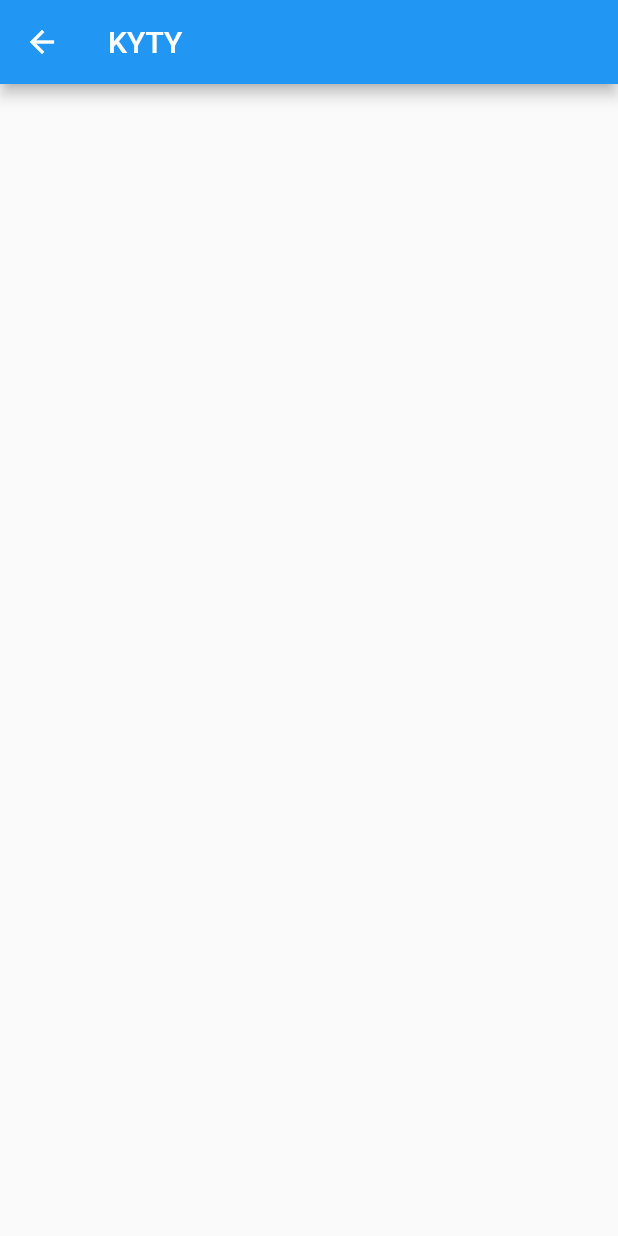
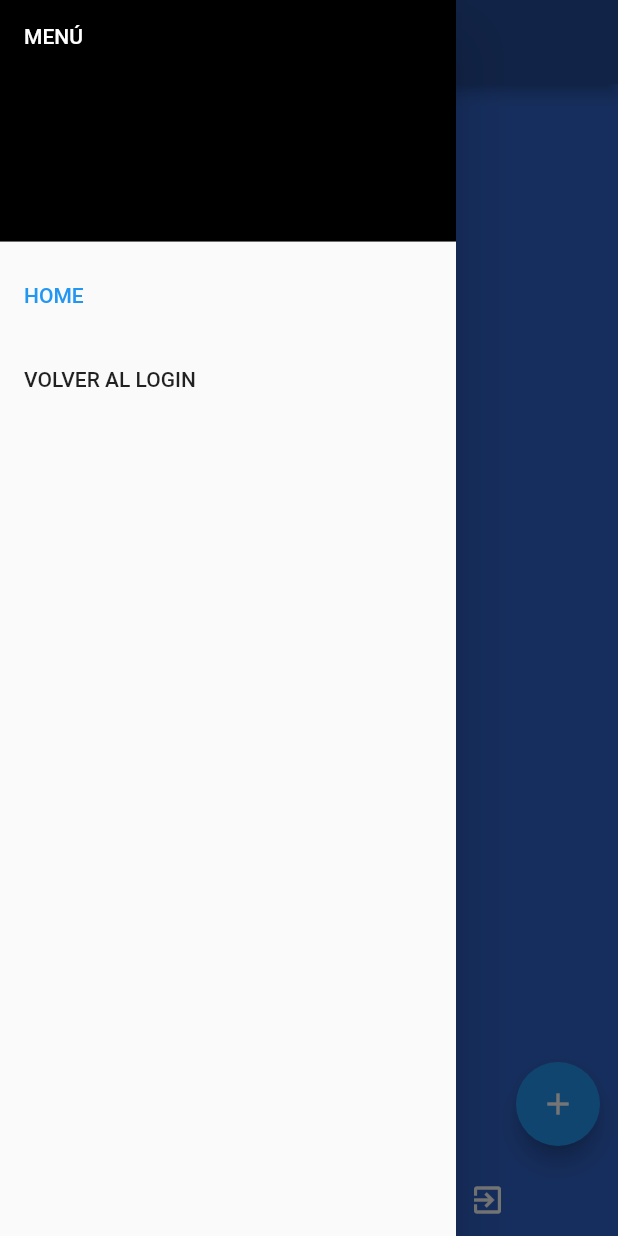
Before and after one commit to marcomar31/kyty, a Flutter app: the HomeView screen opened by its route, with the side drawer open (before the commit the screen has no drawer), on a phone screen of 412 x 824 dp. Run offline on Flutter 3.47's test engine with Material 2 defaults, Android fonts, the phone set to English and light mode, and no system bars; our stand-ins replace cloud_firestore, firebase_auth, firebase_core, geolocator, shared_preferences; accounts and stored records are empty; generated files the repository leaves out were written again.

Commit message:
Commit 9: Muchos más avances

```diff
--- /dev/null
+++ b/lib/Custom/BottomMenu.dart
@@ -0,0 +1,24 @@
+import 'package:flutter/material.dart';
+
+
+class BottomMenu extends StatelessWidget{
+
+  Function(int indice)? onBotonesClicked;
+
+  BottomMenu({Key? key,required this.onBotonesClicked
+  }) : super(key: key);
+
+  @override
+  Widget build(BuildContext context) {
+    // TODO: implement build
+    //throw UnimplementedError();
+    return Row(
+        mainAxisAlignment: MainAxisAlignment.spaceEvenly,
+        children: [
+          TextButton(onPressed: () => onBotonesClicked!(0), child: Icon(Icons.list, color: Colors.white,)),
+          TextButton(onPressed: () => onBotonesClicked!(1), child: Icon(Icons.grid_view, color: Colors.white,)),
+          TextButton(onPressed: () => onBotonesClicked!(2), child: Icon(Icons.exit_to_app, color: Colors.white,))
+        ]
+    );
+  }
+}
--- /dev/null
+++ b/lib/Custom/DrawerClass.dart
@@ -0,0 +1,44 @@
+import 'package:flutter/material.dart';
+
+class DrawerClass extends StatelessWidget{
+
+  Function(int indice)? onItemTap;
+
+  DrawerClass({Key? key,required this.onItemTap
+  }) : super(key: key);
+
+  @override
+  Widget build(BuildContext context) {
+    return Drawer(
+      child: ListView(
+        padding: EdgeInsets.zero,
+        children: [
+          const DrawerHeader(
+            decoration: BoxDecoration(
+              color: Colors.black,
+            ),
+            child: Text(
+                style: TextStyle(color: Colors.white),
+                'MENÚ'
+            ),
+          ),
+          ListTile(
+            selectedColor: Colors.blue,
+            selected: true,
+            title: const Text('HOME'),
+            onTap: () {
+              onItemTap!(0);
+            },
+          ),
+          ListTile(
+            title: const Text('VOLVER AL LOGIN'),
+            onTap: () {
+              onItemTap!(1);
+            },
+          ),
+        ],
+      ),
+    );
+  }
+
+}
--- /dev/null
+++ b/lib/Custom/PostGridCellView.dart
@@ -0,0 +1,42 @@
+import 'package:flutter/material.dart';
+
+import '../FirestoreObjects/FbPost.dart';
+
+class PostGridCellView extends StatelessWidget {
+
+  final List<FbPost> post;
+  final int iPosicion;
+  final Function (int indice)? onItemListaClickedFunction;
+
+  const PostGridCellView({
+    super.key,
+    required this.post,
+    required this.iPosicion,
+    required this.onItemListaClickedFunction
+  });
+
+  @override
+  Widget build(BuildContext context) {
+    return GridView.builder(
+      gridDelegate: const SliverGridDelegateWithFixedCrossAxisCount(
+        crossAxisCount: 4,
+        mainAxisSpacing: 8.0,
+        crossAxisSpacing: 8.0,
+      ),
+      padding: EdgeInsets.all(8.0),
+      itemCount: post.length,
+      itemBuilder: (BuildContext context, int index) {
+        return InkWell(child:
+          Container(child:
+            Center(child:
+              Text(post[index].titulo),
+            ),
+            color: Colors.blue,),
+          onTap: () {
+            onItemListaClickedFunction!(index);
+          },
+        );
+      },
+    );
+  }
+}
--- a/lib/Main/HomeView.dart
+++ b/lib/Main/HomeView.dart
@@ -1,8 +1,17 @@
+import 'dart:io';
+
 import 'package:cloud_firestore/cloud_firestore.dart';
 import 'package:firebase_auth/firebase_auth.dart';
 import 'package:flutter/material.dart';
+import 'package:geolocator/geolocator.dart';
+import 'package:kyty/Custom/DrawerClass.dart';
 import 'package:kyty/Custom/PostCellView.dart';
+import 'package:kyty/Custom/PostGridCellView.dart';
 import 'package:kyty/FirestoreObjects/FbPost.dart';
+import 'package:kyty/Singletone/DataHolder.dart';
+
+import '../Custom/BottomMenu.dart';
+import '../OnBoarding/LoginView.dart';
 
 class HomeView extends StatefulWidget {
   @override
@@ -12,11 +21,37 @@ class HomeView extends StatefulWidget {
 class _HomeViewState extends State<HomeView> {
   FirebaseFirestore db = FirebaseFirestore.instance;
   final List<FbPost> posts = [];
+  bool blIsList = false;
+  late BottomMenu bottomMenu;
 
-  @override
-  void initState() {
-    descargarPosts();
-    super.initState();
+  Widget? creadorDeItemLista(BuildContext context, int index) {
+    return PostCellView(sText: posts[index].titulo,
+        dFontSize: 20, iPosicion: index, onItemListClickedFun: onItemListClicked,);
+  }
+
+  Widget creadorDeSeparadorLista(BuildContext context, int index) {
+    return Column(
+      children: [
+        Divider(color: Color.fromRGBO(37, 77, 152, 1.0), thickness: 2,),
+      ],
+    );
+  }
+
+  Widget? creadorDeItemMatriz(BuildContext context, int index){
+    return PostGridCellView(post: posts, iPosicion: index, onItemListaClickedFunction: onItemListClicked,);
+  }
+
+  Widget? celdasOLista(bool isList) {
+    if (isList) {
+      return ListView.separated(
+        padding: EdgeInsets.all(8),
+        itemCount: posts.length,
+        itemBuilder: creadorDeItemLista,
+        separatorBuilder: creadorDeSeparadorLista,
+      );
+    } else {
+      return creadorDeItemMatriz(context, posts.length);
+    }
   }
 
   void descargarPosts() async {
@@ -39,30 +74,73 @@ class _HomeViewState extends State<HomeView> {
     Navigator.of(context).popAndPushNamed('/loginview');
   }
 
-  final List<String> postsOld = <String>['A', 'B', 'C'];
-  final List<int> colorCodes = <int>[600, 500, 100];
-  final List<double> fontSize = <double >[30, 15, 70];
-
-  Widget? creadorDeItemLista(BuildContext context, int index) {
-    return PostCellView(sText: posts[index].titulo,
-      iColorCode: 0,
-      dFontSize: 20);
+  void onItemListClicked(int index) {
+    DataHolder().selectedPost = posts[index];
+    DataHolder().saveSelectedPostInCache();
+    Navigator.of(context).pushNamed("/postview");
   }
 
-  Widget creadorDeSeparadorLista(BuildContext context, int index) {
-    return Divider(color: Colors.red, thickness: 2,);
+  void onBottonMenuPressed(int indice) {
+    // TODO: implement onBottonMenuPressed
+    setState(() {
+      if(indice == 0){
+        blIsList = true;
+      }
+      else if(indice == 1){
+        blIsList = false;
+      }
+      else if(indice == 2){
+        exit(0);
+      }
+    });
+  }
+
+  void fHomeViewDrawerOnTap(int indice){
+    if (indice == 0) {
+
+    } else if(indice==1){
+      FirebaseAuth.instance.signOut();
+      Navigator.of(context).pushAndRemoveUntil (
+        MaterialPageRoute (builder: (BuildContext context) =>  LoginView()),
+        ModalRoute.withName('/loginview'),
+      );
+    } else if(indice==2){
+      exit(0);
+    }
+  }
+
+  @override
+  void initState() {
+    descargarPosts();
+    super.initState();
+    loadGeoLocator();
+    //editarBotones();
+  }
+
+  void loadGeoLocator() async {
+    Position pos = await DataHolder().geolocAdmin.determinePosition();
+    print("-----------------> Coordenadas: " + pos.toString());
+    DataHolder().geolocAdmin.registrarCambiosLoc();
   }
 
   @override
   Widget build(BuildContext context) {
-    return Scaffold(
-      appBar: AppBar(title: Text('KYTY'),),
-      body: ListView.separated(
-        padding: EdgeInsets.all(80),
-        itemCount: posts.length,
-        itemBuilder: creadorDeItemLista,
-        separatorBuilder: creadorDeSeparadorLista,
+    return Scaffold(appBar:
+      AppBar(title: Text('KYTY'), backgroundColor: Color.fromRGBO(37, 77, 152, 1.0)), body:
+      Padding(padding: EdgeInsets.symmetric(horizontal: 16, vertical: 16), child:
+        Center(child: celdasOLista(blIsList)),
       ),
+      bottomNavigationBar: BottomMenu(onBotonesClicked: this.onBottonMenuPressed),
+      drawer: DrawerClass(onItemTap: fHomeViewDrawerOnTap),
+      floatingActionButton: FloatingActionButton(
+        onPressed: () {
+          Navigator.of(context).pushNamed("/postcreateview");
+        },
+        child: Icon(Icons.add),
+      ),
+      floatingActionButtonLocation: FloatingActionButtonLocation.miniEndFloat,
+      backgroundColor: Color.fromRGBO(49, 101, 203, 1.0),
     );
   }
+
 }
--- a/lib/OnBoarding/PerfilView.dart
+++ b/lib/OnBoarding/PerfilView.dart
@@ -81,7 +81,7 @@ class PerfilView extends StatelessWidget {
       if (edadUsuario <= 0) {
         ScaffoldMessenger.of(_context).showSnackBar(SnackBar(content: Text("Por favor, introduzca una edad positiva")));
       } else {
-        FbUsuario usuario = new FbUsuario(nombre: tecNombre.text, edad: edadUsuario, altura: 0);
+        FbUsuario usuario = new FbUsuario(nombre: tecNombre.text, edad: edadUsuario, altura: 0, colorPelo: '');
         bool excepcion = false;
         try {
           //UID del usuario que está logeado
--- /dev/null
+++ b/lib/Singletone/DataHolder.dart
@@ -0,0 +1,64 @@
+import 'package:cloud_firestore/cloud_firestore.dart';
+import 'package:kyty/Singletone/GeolocAdmin.dart';
+import 'package:shared_preferences/shared_preferences.dart';
+
+import '../FirestoreObjects/FbPost.dart';
+import 'FirebaseAdmin.dart';
+
+class DataHolder {
+
+  static final DataHolder _dataHolder = new DataHolder._internal();
+
+  String sNombre="Kyty DataHolder";
+  late String sPostTitle;
+  FbPost? selectedPost;
+  FirebaseFirestore db = FirebaseFirestore.instance;
+  FirebaseAdmin fbAdmin = FirebaseAdmin();
+  GeolocAdmin geolocAdmin = GeolocAdmin();
+
+  DataHolder._internal() {
+    //sPostTitle="Titulo de Post";
+    loadCachedFbPost();
+  }
+
+  factory DataHolder(){
+    return _dataHolder;
+  }
+
+  void initDataHolder(){
+    sPostTitle="Titulo de Post";
+    loadCachedFbPost();
+  }
+
+  void crearPostEnFB(FbPost post) {
+    CollectionReference<FbPost> postsRef = db.collection("Posts")
+        .withConverter(
+      fromFirestore: FbPost.fromFirestore,
+      toFirestore: (FbPost post, _) => post.toFirestore(),
+    );
+    postsRef.add(post);
+  }
+
+  void saveSelectedPostInCache() async {
+    SharedPreferences prefs = await SharedPreferences.getInstance();
+    prefs.setString('fbpost_titulo', selectedPost!.titulo);
+    prefs.setString('fbpost_cuerpo', selectedPost!.cuerpo);
+  }
+
+  Future<FbPost?> loadCachedFbPost() async {
+    if(selectedPost!=null) return selectedPost;
+
+    SharedPreferences prefs = await SharedPreferences.getInstance();
+
+    String? fbpost_titulo = prefs.getString('fbpost_titulo');
+    fbpost_titulo??="";
+
+    String? fbpost_cuerpo = prefs.getString('fbpost_cuerpo');
+    fbpost_cuerpo??="";
+
+    print("SHARED PREFERENCES --> "+fbpost_titulo);
+    selectedPost = FbPost(titulo: fbpost_titulo, cuerpo: fbpost_cuerpo);
+
+    return selectedPost;
+  }
+}
--- /dev/null
+++ b/lib/Singletone/FirebaseAdmin.dart
@@ -0,0 +1,3 @@
+class FirebaseAdmin {
+
+}
--- a/lib/main.dart
+++ b/lib/main.dart
@@ -1,5 +1,6 @@
 import 'package:firebase_core/firebase_core.dart';
 import 'package:flutter/material.dart';
+import 'package:kyty/Singletone/DataHolder.dart';
 import 'KytyApp.dart';
 import 'firebase_options.dart';
 
@@ -8,5 +9,6 @@ void main() async {
   await Firebase.initializeApp(
     options: DefaultFirebaseOptions.currentPlatform,
   );
+  DataHolder().initDataHolder();
   runApp(KytyApp());
 }
--- a/pubspec.yaml
+++ b/pubspec.yaml
@@ -28,6 +28,7 @@ environment:
 # the latest version available on pub.dev. To see which dependencies have newer
 # versions available, run `flutter pub outdated`.
 dependencies:
+  google_sign_in: 6.1.5
   flutter:
     sdk: flutter
 
@@ -38,6 +39,8 @@ dependencies:
   firebase_core: ^2.15.1
   firebase_auth: ^4.10.0
   cloud_firestore: ^4.9.2
+  shared_preferences: ^2.2.2
+  geolocator: ^10.1.0
 
 dev_dependencies:
   flutter_test:
```
Also changed, not shown: lib/Custom/PostCellView.dart (+26 -9 lines), lib/FirestoreObjects/FbUsuario.dart (+6 -2 lines), lib/KytyApp.dart (+26 -4 lines), lib/Main/PostCreateView.dart (added, +55 -0 lines), lib/Main/PostView.dart (added, +46 -0 lines), lib/OnBoarding/LoginView.dart (+23 -7 lines), lib/OnBoarding/PhoneLoginView.dart (added, +66 -0 lines), lib/Singletone/GeolocAdmin.dart (added, +53 -0 lines), pubspec.lock, 4 other files.
